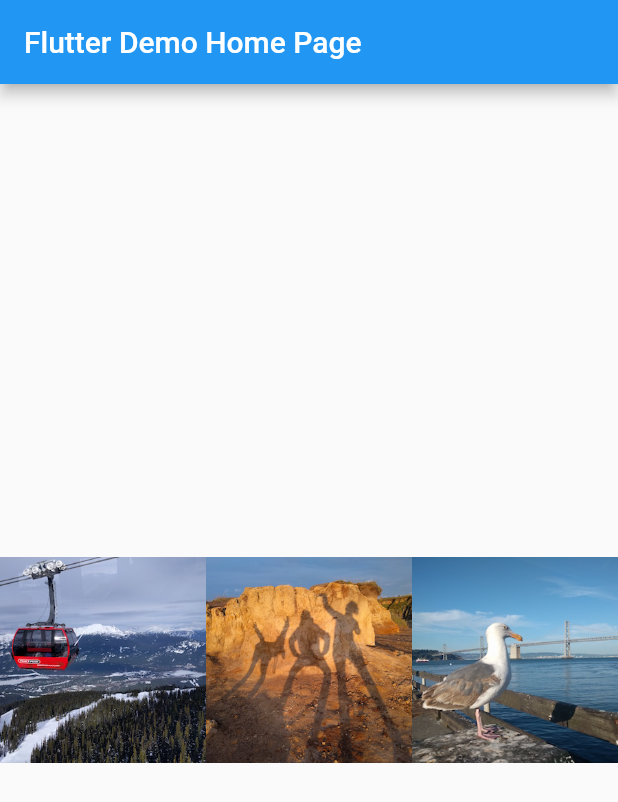
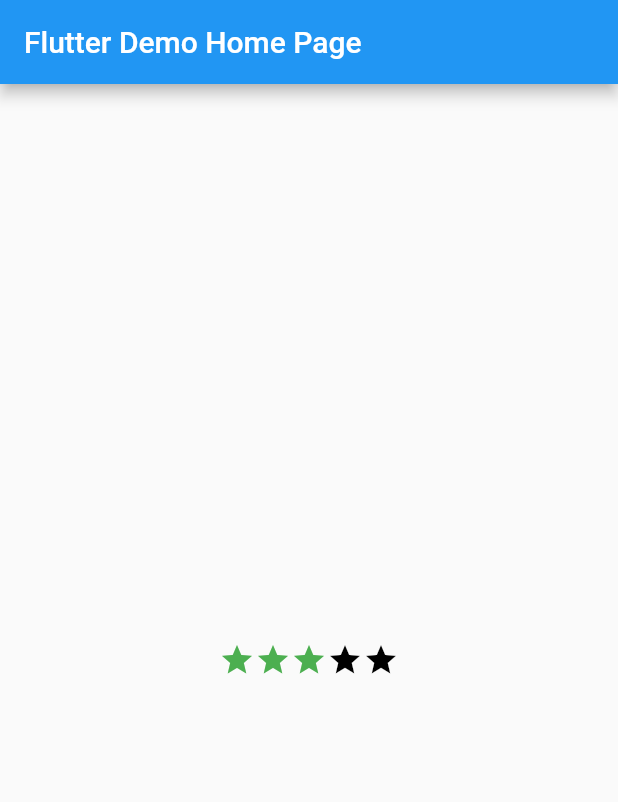
Before and after one commit to napoleon-na/FlutterTutorialsLayout, a Flutter app: the screen it shows after launch, on a phone screen of 412 x 824 dp. Shown: the top 802 px of the screen. Run offline on Flutter 3.47's test engine with Material 2 defaults, Android fonts, the phone set to English and light mode, and no system bars.

Commit message:
Lay out multiple widgets vertically and horizontally - Packing widgets

```diff
--- a/lib/main.dart
+++ b/lib/main.dart
@@ -153,26 +153,37 @@ class MyHomePage extends StatefulWidget {
 class _MyHomePageState extends State<MyHomePage> {
   @override
   Widget build(BuildContext context) {
+    var packedRow = Row(
+      mainAxisSize: MainAxisSize.min,
+      children: [
+        Icon(Icons.star, color: Colors.green[500]),
+        Icon(Icons.star, color: Colors.green[500]),
+        Icon(Icons.star, color: Colors.green[500]),
+        Icon(Icons.star, color: Colors.black),
+        Icon(Icons.star, color: Colors.black),
+      ],
+    );
     return Scaffold(
       appBar: AppBar(
         title: Text(widget.title),
       ),
       body: Center(
-        child: Row(
-          crossAxisAlignment: CrossAxisAlignment.center,
-          children: [
-            Expanded(
-              child: Image.asset('images/pic4.jpg'),
-            ),
-            Expanded(
-              // flex: 2,
-              child: Image.asset('images/pic5.jpg'),
-            ),
-            Expanded(
-              child: Image.asset('images/pic6.jpg'),
-            ),
-          ],
-        ),
+        child: packedRow,
+        // child: Row(
+        //   crossAxisAlignment: CrossAxisAlignment.center,
+        //   children: [
+        //     Expanded(
+        //       child: Image.asset('images/pic4.jpg'),
+        //     ),
+        //     Expanded(
+        //       // flex: 2,
+        //       child: Image.asset('images/pic5.jpg'),
+        //     ),
+        //     Expanded(
+        //       child: Image.asset('images/pic6.jpg'),
+        //     ),
+        //   ],
+        // ),
         // child: Column(
         //   mainAxisAlignment: MainAxisAlignment.spaceEvenly,
         //   children: [
```
